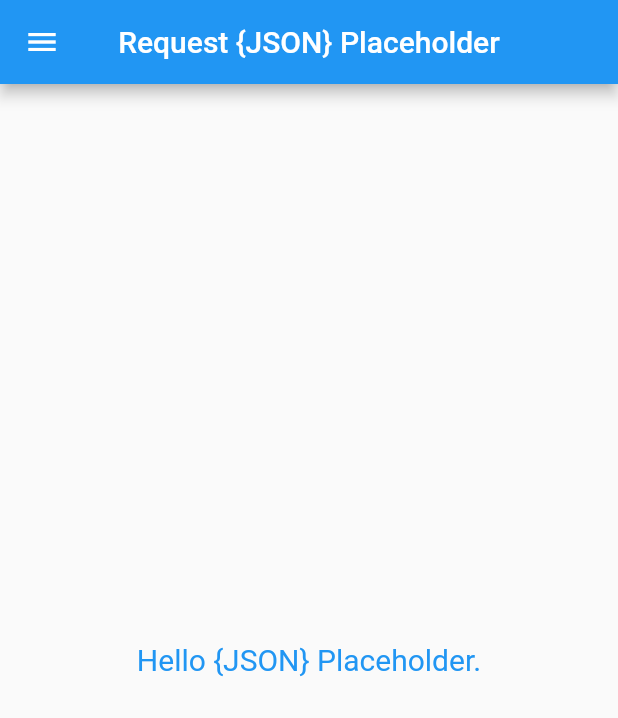
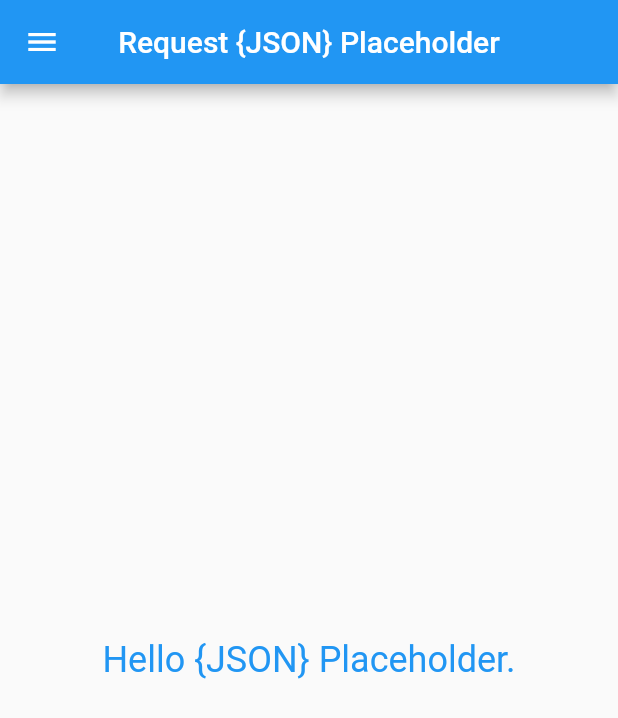
Before and after one commit to ru-461/request-placeholder, a Flutter app: the screen it shows after launch, on a phone screen of 412 x 824 dp. Shown: the top 718 px of the screen. Run offline on Flutter 3.47's test engine with Material 2 defaults, Android fonts, the light colour scheme and no system bars.

Commit message:
update: Update functions

```diff
--- a/lib/main.dart
+++ b/lib/main.dart
@@ -61,9 +61,7 @@
             return ListTile(
               title: Text(buttonName),
               leading: Icon(buttonIcon),
-              onTap: () {
-                print(context);
-              },
+              onTap: () {},
             );
           },
         ),
@@ -74,7 +72,7 @@
           children: const [
             Text(
               'Hello {JSON} Placeholder.',
-              style: TextStyle(color: Colors.blue, fontSize: 20),
+              style: TextStyle(color: Colors.blue, fontSize: 24),
             )
           ],
         ),
```
